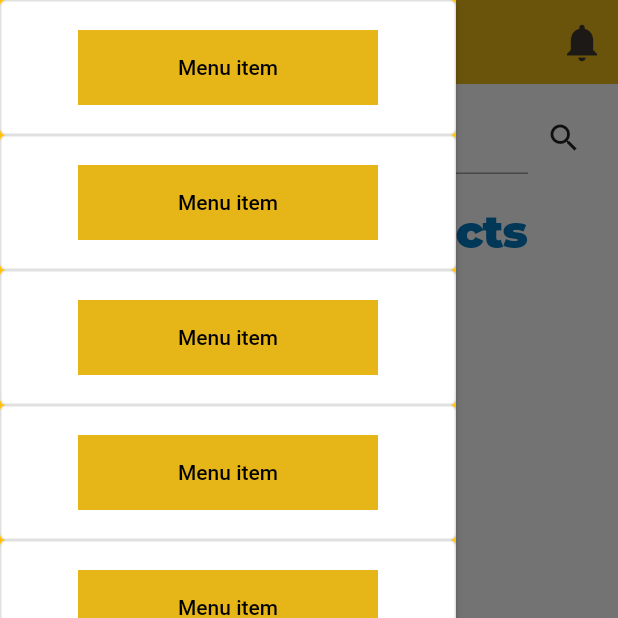
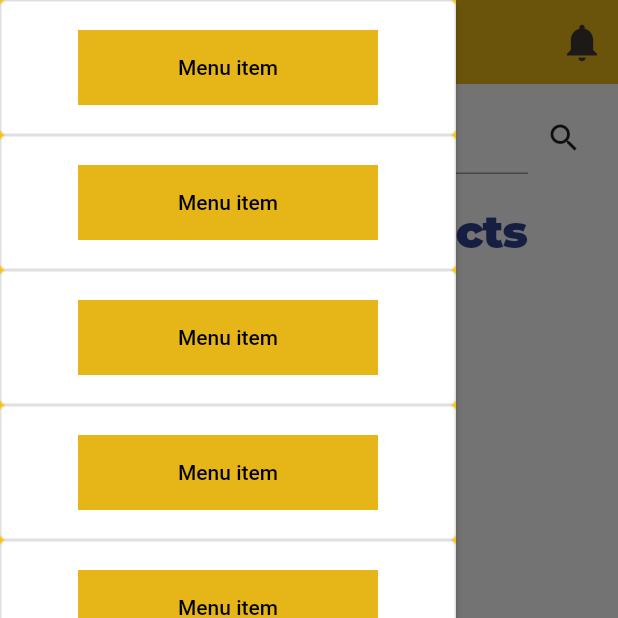
Before and after one commit to moghun/OverBooked, a Flutter app: the screen it shows after launch, with the side drawer open, on a phone screen of 412 x 824 dp, the top half of it. Run offline on Flutter 3.47's test engine with Material 2 defaults, Android fonts, the light colour scheme and no system bars; our stand-ins replace email_validator, flutter_rating_bar, google_fonts; accounts and stored records are empty; network calls fail.

Commit message:
mobile: enhanced home_page ui

```diff
--- a/mobile/lib/models/product.dart
+++ b/mobile/lib/models/product.dart
@@ -11,7 +11,7 @@ class Product {
   String? subCategory;
   List<dynamic>? rating;
   bool? sale;
-  num? costAfterSale;
+  num? costBeforeSale;
   List<dynamic>? comments;
 
   Product({
@@ -27,7 +27,7 @@ class Product {
     this.subCategory,
     this.rating,
     this.sale,
-    this.costAfterSale,
+    this.costBeforeSale,
     this.comments,
 });
 
@@ -44,7 +44,7 @@ class Product {
     //subCategory: json["subcategories"],
     rating: json["rating"],
     sale: json["sale"],
-    costAfterSale: json["after_sale_price"],
+    costBeforeSale: json["before_sale_price"],
     comments: json["comments"],
   );
 }
--- a/mobile/lib/pages/home_page.dart
+++ b/mobile/lib/pages/home_page.dart
@@ -91,6 +91,49 @@ class _HomePageState extends State<HomePage> {
                 }
               },
             ),
+            const SizedBox(
+              height: 12,
+            ),
+            Text(
+              "On Sale",
+              style: kHeadingTextStyle,
+            ),
+            FutureBuilder<List<Product>>(
+              future: getAllBooks(),
+              builder: (context, snapshot) {
+                if (snapshot.connectionState == ConnectionState.waiting) {
+                  return const CircularProgressIndicator();
+                } else if (snapshot.connectionState == ConnectionState.done) {
+                  if (snapshot.hasError) {
+                    return const Text('Error');
+                  } else if (snapshot.hasData) {
+                    return SingleChildScrollView(
+                      scrollDirection: Axis.horizontal,
+                      child: Padding(
+                        padding: Dimen.regularPadding,
+                        child: Row(
+                          children: List.generate(
+                              snapshot.data!.length,
+                                  (index) => Row(children: [
+                                    if(snapshot.data![index].sale!) ... [
+
+                                      ProductPreview(
+                                        product: snapshot.data![index],
+                                      ),
+                                      const SizedBox(width: 8),
+                                    ],
+                              ])),
+                        ),
+                      ),
+                    );
+                  } else {
+                    return const Text('Empty data');
+                  }
+                } else {
+                  return Text('State: ${snapshot.connectionState}');
+                }
+              },
+            ),
             //Book of the Day
           ],
         ),
--- a/mobile/lib/utils/colors.dart
+++ b/mobile/lib/utils/colors.dart
@@ -2,7 +2,7 @@ import 'package:flutter/material.dart';
 
 class AppColors {
   static const Color primary = Color(0xDA202236);
-  static const Color secondary = Color(0xDD193BC2);
+  static const Color secondary = Color(0xDD10267F);
   static const Color background = Color(0xFFe6b619);
   static const Color appBarText = Color(0xFFFFFFFF);
 
--- a/mobile/lib/utils/styles.dart
+++ b/mobile/lib/utils/styles.dart
@@ -6,7 +6,7 @@ import 'package:google_fonts/google_fonts.dart';
 import 'colors.dart';
 
 final kHeadingTextStyle = GoogleFonts.montserrat(
-  color: AppColors.headingColor,
+  color: AppColors.secondary,
   fontWeight: FontWeight.w900,
   fontSize: 30.0,
   letterSpacing: -0.7,
@@ -33,14 +33,14 @@ final kAppBarTitleTextStyle = GoogleFonts.montserrat(
 
 final kSmallTitle = GoogleFonts.montserrat(
   color: AppColors.secondary,
-  fontSize: 12.0,
+  fontSize: 16.0,
   letterSpacing: -0.7,
 );
 
 final kSmallText = GoogleFonts.montserrat(
   fontStyle: FontStyle.italic,
   color: AppColors.lightTextColor,
-  fontSize: 10.0,
+  fontSize: 14.0,
   letterSpacing: -0.7,
 );
 
```
Also changed, not shown: mobile/lib/components/product_preview.dart (+63 -48 lines).
